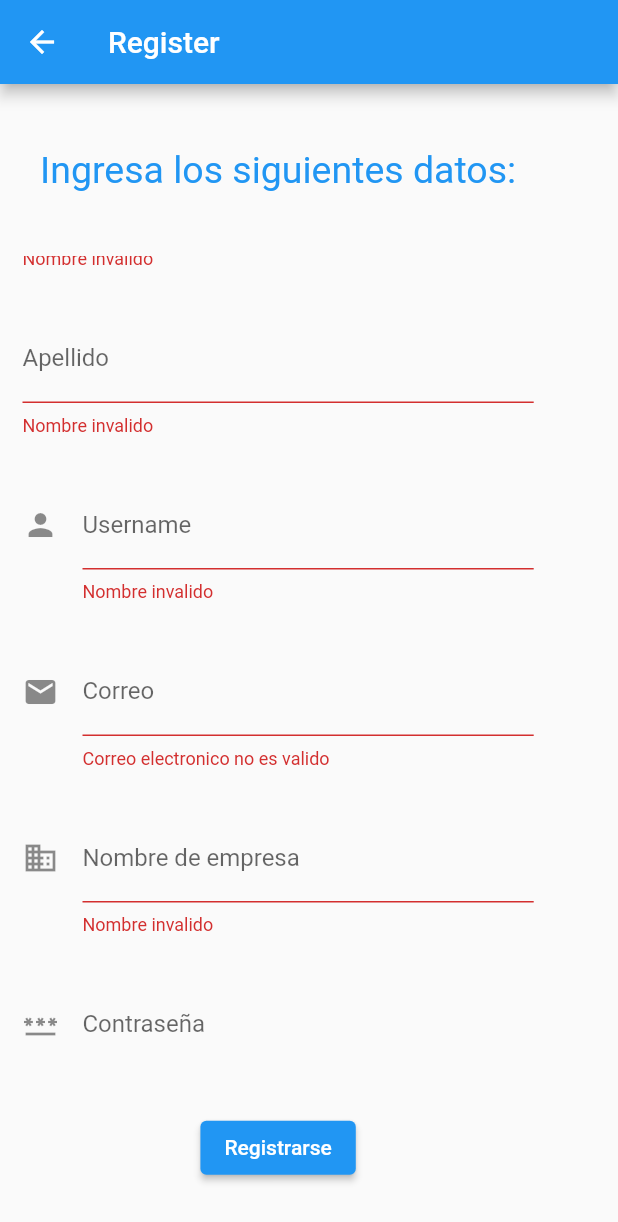
After one commit to luis11181/InventoryAppFlutter, a Flutter app: the RegisterPageView screen opened directly, scrolled down 87 dp, after a tap on "Registrarse", on a phone screen of 412 x 824 dp. The commit adds this screen. Shown: the top 1222 px of the screen. Run offline on Flutter 3.47's test engine with Material 2 defaults, Android fonts, the phone set to English and light mode, and no system bars; our stand-ins replace equatable, flutter_bloc, get_it; missing offline and left inert: dart:ffi.

Commit message:
Se agrega pagina de registro

```diff
--- a/tuempresa_ma/lib/src/presentation/app.dart
+++ b/tuempresa_ma/lib/src/presentation/app.dart
@@ -1,6 +1,8 @@
 import 'package:flutter/material.dart';
 import 'package:flutter_bloc/flutter_bloc.dart';
-import 'package:tuempresa_ma/src/presentation/bloc/homeplage_bloc/login_page.dart';
+import 'package:tuempresa_ma/src/presentation/bloc/login_page_bloc/login_page.dart';
+import 'package:tuempresa_ma/src/presentation/bloc/register_page_bloc/register_page.dart';
+
 import 'package:tuempresa_ma/src/presentation/bloc/testpage.dart';
 
 import 'theme_cubit.dart';
@@ -31,6 +33,7 @@ class AppView extends StatelessWidget {
           initialRoute: '/',
           routes: {
             '/': (context) => const LoginPage(),
+            'register': (context) => const RegisterPage(),
             'testpage': (context) => TestPage(),
           },
         );
--- a/tuempresa_ma/lib/src/presentation/bloc/homeplage_bloc/login_page.dart
+++ b/tuempresa_ma/lib/src/presentation/bloc/login_page_bloc/login_page.dart
@@ -1,8 +1,7 @@
 import 'package:flutter/material.dart';
 import 'package:flutter_bloc/flutter_bloc.dart';
-
-import 'package:tuempresa_ma/src/presentation/bloc/homeplage_bloc/login_page_cubit.dart';
-import 'package:tuempresa_ma/src/presentation/bloc/homeplage_bloc/login_page_view.dart';
+import 'package:tuempresa_ma/src/presentation/bloc/login_page_bloc/login_page_cubit.dart';
+import 'package:tuempresa_ma/src/presentation/bloc/login_page_bloc/login_page_view.dart';
 
 class LoginPage extends StatelessWidget {
   const LoginPage({Key? key}) : super(key: key);
--- a/tuempresa_ma/lib/src/presentation/bloc/homeplage_bloc/login_page_cubit.dart
+++ b/tuempresa_ma/lib/src/presentation/bloc/login_page_bloc/login_page_cubit.dart
@@ -1,12 +1,12 @@
 import 'package:flutter/cupertino.dart';
 import 'package:flutter_bloc/flutter_bloc.dart';
-import 'package:tuempresa_ma/src/presentation/bloc/homeplage_bloc/login_page_state.dart';
+import 'package:tuempresa_ma/src/presentation/bloc/login_page_bloc/login_page_state.dart';
 
 class LoginPageCubit extends Cubit<LoginPageState> {
   LoginPageCubit() : super(LoginPageState());
 
-  void inputName(String newName) {
-    state.username = newName;
+  void inputUsername(String newUsername) {
+    state.username = newUsername;
     emit(state);
   }
 
@@ -19,4 +19,8 @@ class LoginPageCubit extends Cubit<LoginPageState> {
     Navigator.pushNamed(context, 'testpage',
         arguments: state.username + ' ' + state.password);
   }
+
+  void goRegister(BuildContext context) {
+    Navigator.pushNamed(context, 'register');
+  }
 }
--- a/tuempresa_ma/lib/src/presentation/bloc/homeplage_bloc/login_page_view.dart
+++ b/tuempresa_ma/lib/src/presentation/bloc/login_page_bloc/login_page_view.dart
@@ -1,9 +1,9 @@
 import 'package:flutter/material.dart';
 import 'package:flutter/services.dart';
 import 'package:flutter_bloc/flutter_bloc.dart';
+import 'package:tuempresa_ma/src/presentation/bloc/login_page_bloc/login_page_cubit.dart';
+import 'package:tuempresa_ma/src/presentation/bloc/login_page_bloc/login_page_state.dart';
 
-import 'package:tuempresa_ma/src/presentation/bloc/homeplage_bloc/login_page_cubit.dart';
-import 'package:tuempresa_ma/src/presentation/bloc/homeplage_bloc/login_page_state.dart';
 import 'package:tuempresa_ma/src/presentation/theme_cubit.dart';
 
 class LoginPageView extends StatelessWidget {
@@ -55,7 +55,7 @@ class LoginPageView extends StatelessWidget {
                   ),
                   initialValue: state.username,
                   onChanged: (text) =>
-                      context.read<LoginPageCubit>().inputName(text),
+                      context.read<LoginPageCubit>().inputUsername(text),
                 ),
               ),
               Padding(
@@ -92,8 +92,9 @@ class LoginPageView extends StatelessWidget {
               ),
               Divider(),
               ElevatedButton(
-                onPressed: () {},
-                child: const Text('Crear nueva cuenta'),
+                onPressed: () =>
+                    context.read<LoginPageCubit>().goRegister(context),
+                child: const Text('Registrate'),
               ),
             ],
           );
@@ -101,6 +102,7 @@ class LoginPageView extends StatelessWidget {
       ),
       floatingActionButton: FloatingActionButton(
         child: const Icon(Icons.brightness_6),
+        mini: true,
         onPressed: () => context.read<ThemeCubit>().toggleTheme(),
       ),
     );
--- /dev/null
+++ b/tuempresa_ma/lib/src/presentation/bloc/register_page_bloc/register_page.dart
@@ -0,0 +1,17 @@
+import 'package:flutter/material.dart';
+import 'package:flutter_bloc/flutter_bloc.dart';
+
+import 'package:tuempresa_ma/src/presentation/bloc/register_page_bloc/register_page_cubit.dart';
+import 'package:tuempresa_ma/src/presentation/bloc/register_page_bloc/register_page_view.dart';
+
+class RegisterPage extends StatelessWidget {
+  const RegisterPage({Key? key}) : super(key: key);
+
+  @override
+  Widget build(BuildContext context) {
+    return BlocProvider(
+      create: (_) => RegisterPageCubit(),
+      child: RegisterPageView(),
+    );
+  }
+}
--- /dev/null
+++ b/tuempresa_ma/lib/src/presentation/bloc/register_page_bloc/register_page_cubit.dart
@@ -0,0 +1,63 @@
+import 'package:flutter/cupertino.dart';
+import 'package:flutter_bloc/flutter_bloc.dart';
+
+import 'package:tuempresa_ma/src/presentation/bloc/register_page_bloc/register_page_state.dart';
+
+class RegisterPageCubit extends Cubit<RegisterPageState> {
+  RegisterPageCubit() : super(RegisterPageState());
+
+  void inputName(String newName) {
+    state.name = newName;
+    emit(state);
+  }
+
+  void inputLastName(String newLastName) {
+    state.lastName = newLastName;
+    emit(state);
+  }
+
+  void inputUsername(String newUsername) {
+    state.username = newUsername;
+    emit(state);
+  }
+
+  void inputEmail(String newEmail) {
+    state.email = newEmail;
+    emit(state);
+  }
+
+  void inputEnterpriseName(String newEnterpriseName) {
+    state.enterpriseName = newEnterpriseName;
+    emit(state);
+  }
+
+  void inputPassword(String newPassword) {
+    state.password = newPassword;
+    emit(state);
+  }
+
+  void inputConfirmPassword(String newPassword) {
+    state.confirmPassword = newPassword;
+    emit(state);
+  }
+
+  void register(BuildContext context, GlobalKey<FormState> key) {
+    final isReady = key.currentState!.validate();
+    state.readyToSubmit = isReady;
+    if (isReady) {
+      Navigator.pushNamed(context, 'testpage',
+          arguments: state.name +
+              '\n' +
+              state.lastName +
+              '\n' +
+              state.username +
+              '\n' +
+              state.email +
+              '\n' +
+              state.enterpriseName +
+              '\n' +
+              state.password);
+    }
+    emit(state);
+  }
+}
--- /dev/null
+++ b/tuempresa_ma/lib/src/presentation/bloc/register_page_bloc/register_page_state.dart
@@ -0,0 +1,28 @@
+import 'dart:ffi';
+
+import 'package:equatable/equatable.dart';
+
+// ignore: must_be_immutable
+class RegisterPageState extends Equatable {
+  RegisterPageState({
+    this.name = '',
+    this.lastName = '',
+    this.username = '',
+    this.password = '',
+    this.email = '',
+    this.enterpriseName = '',
+    this.confirmPassword = '',
+  }) : readyToSubmit = false;
+
+  String name;
+  String lastName;
+  String username;
+  String email;
+  String enterpriseName;
+  String password;
+  String confirmPassword;
+  bool readyToSubmit;
+
+  @override
+  List<Object?> get props => [username, password];
+}
--- /dev/null
+++ b/tuempresa_ma/lib/src/presentation/bloc/register_page_bloc/register_page_view.dart
@@ -0,0 +1,309 @@
+import 'package:flutter/material.dart';
+import 'package:flutter/services.dart';
+import 'package:flutter_bloc/flutter_bloc.dart';
+import 'package:tuempresa_ma/src/presentation/bloc/register_page_bloc/register_page_cubit.dart';
+import 'package:tuempresa_ma/src/presentation/bloc/register_page_bloc/register_page_state.dart';
+
+class RegisterPageView extends StatelessWidget {
+  RegisterPageView({Key? key}) : super(key: key);
+
+  final GlobalKey<FormState> _formKey = GlobalKey();
+
+  String? validateEmail(String? value) {
+    String pattern =
+        r"^[a-zA-Z0-9.!#$%&'*+/=?^_`{|}~-]+@[a-zA-Z0-9](?:[a-zA-Z0-9-]"
+        r"{0,253}[a-zA-Z0-9])?(?:\.[a-zA-Z0-9](?:[a-zA-Z0-9-]"
+        r"{0,253}[a-zA-Z0-9])?)*$";
+    RegExp regex = RegExp(pattern);
+    if (value == null || value.isEmpty || !regex.hasMatch(value)) {
+      return 'Correo electronico no es valido';
+    } else {
+      return null;
+    }
+  }
+
+  String? validateName(String? value) {
+    String pattern = r'^[a-zA-Z0-9]+$';
+    RegExp regex = RegExp(pattern);
+    if (value == null || value.isEmpty || !regex.hasMatch(value)) {
+      return 'Nombre invalido';
+    } else {
+      return null;
+    }
+  }
+
+  @override
+  Widget build(BuildContext context) {
+    SystemChrome.setPreferredOrientations([
+      DeviceOrientation.portraitUp,
+      DeviceOrientation.portraitDown,
+    ]);
+    return Scaffold(
+      resizeToAvoidBottomInset: false,
+      appBar: AppBar(title: const Text('Register')),
+      body: BlocBuilder<RegisterPageCubit, RegisterPageState>(
+        builder: (context, state) {
+          return Column(
+            mainAxisAlignment: MainAxisAlignment.spaceEvenly,
+            children: [
+              Padding(
+                padding: const EdgeInsets.all(8.0),
+                child: Text(
+                  'Ingresa los siguientes datos:',
+                  style: TextStyle(
+                      fontSize: 25.0,
+                      color: Theme.of(context).colorScheme.primary),
+                ),
+              ),
+              SizedBox(
+                height: MediaQuery.of(context).size.height * 0.65,
+                width: MediaQuery.of(context).size.width * 0.9,
+                child: SingleChildScrollView(
+                  child: Form(
+                    key: _formKey,
+                    child: Column(
+                      children: [
+                        Padding(
+                          padding: const EdgeInsets.all(15.0),
+                          child: TextFormField(
+                            keyboardType: TextInputType.name,
+                            validator: validateName,
+                            decoration: InputDecoration(
+                              labelText: 'Nombre',
+                              enabledBorder: OutlineInputBorder(
+                                borderSide: BorderSide(
+                                    width: 3,
+                                    color:
+                                        Theme.of(context).colorScheme.primary),
+                                borderRadius: BorderRadius.circular(15),
+                              ),
+                              focusedBorder: OutlineInputBorder(
+                                borderSide: BorderSide(
+                                    width: 3,
+                                    color: Theme.of(context)
+                                        .colorScheme
+                                        .secondary),
+                                borderRadius: BorderRadius.circular(15),
+                              ),
+                            ),
+                            initialValue: state.name,
+                            onChanged: (text) => context
+                                .read<RegisterPageCubit>()
+                                .inputName(text),
+                          ),
+                        ),
+                        Padding(
+                          padding: const EdgeInsets.all(15.0),
+                          child: TextFormField(
+                            keyboardType: TextInputType.name,
+                            validator: validateName,
+                            decoration: InputDecoration(
+                              labelText: 'Apellido',
+                              enabledBorder: OutlineInputBorder(
+                                borderSide: BorderSide(
+                                    width: 3,
+                                    color:
+                                        Theme.of(context).colorScheme.primary),
+                                borderRadius: BorderRadius.circular(15),
+                              ),
+                              focusedBorder: OutlineInputBorder(
+                                borderSide: BorderSide(
+                                    width: 3,
+                                    color: Theme.of(context)
+                                        .colorScheme
+                                        .secondary),
+                                borderRadius: BorderRadius.circular(15),
+                              ),
+                            ),
+                            initialValue: state.lastName,
+                            onChanged: (text) => context
+                                .read<RegisterPageCubit>()
+                                .inputLastName(text),
+                          ),
+                        ),
+                        Padding(
+                          padding: const EdgeInsets.all(15.0),
+                          child: TextFormField(
+                            keyboardType: TextInputType.name,
+                            validator: validateName,
+                            decoration: InputDecoration(
+                              icon: const Icon(Icons.person),
+                              labelText: 'Username',
+                              enabledBorder: OutlineInputBorder(
+                                borderSide: BorderSide(
+                                    width: 3,
+                                    color:
+                                        Theme.of(context).colorScheme.primary),
+                                borderRadius: BorderRadius.circular(15),
+                              ),
+                              focusedBorder: OutlineInputBorder(
+                                borderSide: BorderSide(
+                                    width: 3,
+                                    color: Theme.of(context)
+                                        .colorScheme
+                                        .secondary),
+                                borderRadius: BorderRadius.circular(15),
+                              ),
+                            ),
+                            initialValue: state.username,
+                            onChanged: (text) => context
+                                .read<RegisterPageCubit>()
+                                .inputUsername(text),
+                          ),
+                        ),
+                        Padding(
+                          padding: const EdgeInsets.all(15.0),
+                          child: TextFormField(
+                            validator: validateEmail,
+                            keyboardType: TextInputType.emailAddress,
+                            decoration: InputDecoration(
+                              icon: const Icon(Icons.email),
+                              labelText: 'Correo',
+                              enabledBorder: OutlineInputBorder(
+                                borderSide: BorderSide(
+                                    width: 3,
+                                    color:
+                                        Theme.of(context).colorScheme.primary),
+                                borderRadius: BorderRadius.circular(15),
+                              ),
+                              focusedBorder: OutlineInputBorder(
+                                borderSide: BorderSide(
+                                    width: 3,
+                                    color: Theme.of(context)
+                                        .colorScheme
+                                        .secondary),
+                                borderRadius: BorderRadius.circular(15),
+                              ),
+                            ),
+                            initialValue: state.email,
+                            onChanged: (text) => context
+                                .read<RegisterPageCubit>()
+                                .inputEmail(text),
+                          ),
+                        ),
+                        Padding(
+                          padding: const EdgeInsets.all(15.0),
+                          child: TextFormField(
+                            keyboardType: TextInputType.name,
+                            validator: validateName,
+                            decoration: InputDecoration(
+                              icon: const Icon(Icons.business),
+                              labelText: 'Nombre de empresa',
+                              enabledBorder: OutlineInputBorder(
+                                borderSide: BorderSide(
+                                    width: 3,
+                                    color:
+                                        Theme.of(context).colorScheme.primary),
+                                borderRadius: BorderRadius.circular(15),
+                              ),
+                              focusedBorder: OutlineInputBorder(
+                                borderSide: BorderSide(
+                                    width: 3,
+                                    color: Theme.of(context)
+                                        .colorScheme
+                                        .secondary),
+                                borderRadius: BorderRadius.circular(15),
+                              ),
+                            ),
+                            initialValue: state.enterpriseName,
+                            onChanged: (text) => context
+                                .read<RegisterPageCubit>()
+                                .inputEnterpriseName(text),
+                          ),
+                        ),
+                        Padding(
+                          padding: const EdgeInsets.all(15.0),
+                          child: TextFormField(
+                            obscureText: true,
+                            keyboardType: TextInputType.visiblePassword,
+                            validator: (value) {
+                              if (value != null) {
+                                if (value.trim().length < 6) {
+                                  return 'La contraseña debe ser minimo de 6 caracteres';
+                                }
+                              }
+                              return null;
+                            },
+                            decoration: InputDecoration(
+                              icon: const Icon(Icons.password),
+                              labelText: 'Contraseña',
+                              enabledBorder: OutlineInputBorder(
+                                borderSide: BorderSide(
+                                    width: 3,
+                                    color:
+                                        Theme.of(context).colorScheme.primary),
+                                borderRadius: BorderRadius.circular(15),
+                              ),
+                              focusedBorder: OutlineInputBorder(
+                                borderSide: BorderSide(
+                                    width: 3,
+                                    color: Theme.of(context)
+                                        .colorScheme
+                                        .secondary),
+                                borderRadius: BorderRadius.circular(15),
+                              ),
+                            ),
+                            initialValue: state.password,
+                            onChanged: (text) => context
+                                .read<RegisterPageCubit>()
+                                .inputPassword(text),
+                          ),
+                        ),
+                        Padding(
+                          padding: const EdgeInsets.all(15.0),
+                          child: TextFormField(
+                            obscureText: true,
+                            validator: (value) {
+                              if (value != null) {
+                                if (value != state.password) {
+                                  return 'La contraseña es diferente';
+                                }
+                                if (value.trim().length < 6) {
+                                  return 'La contraseña debe ser minimo de 6 caracteres';
+                                }
+                              }
+                              return null;
+                            },
+                            decoration: InputDecoration(
+                              icon: const Icon(Icons.password),
+                              labelText: 'Confirmar Contraseña',
+                              enabledBorder: OutlineInputBorder(
+                                borderSide: BorderSide(
+                                    width: 3,
+                                    color:
+                                        Theme.of(context).colorScheme.primary),
+                                borderRadius: BorderRadius.circular(15),
+                              ),
+                              focusedBorder: OutlineInputBorder(
+                                borderSide: BorderSide(
+                                    width: 3,
+                                    color: Theme.of(context)
+                                        .colorScheme
+                                        .secondary),
+                                borderRadius: BorderRadius.circular(15),
+                              ),
+                            ),
+                            initialValue: state.confirmPassword,
+                            onChanged: (text) => context
+                                .read<RegisterPageCubit>()
+                                .inputConfirmPassword(text),
+                          ),
+                        ),
+                      ],
+                    ),
+                  ),
+                ),
+              ),
+              ElevatedButton(
+                onPressed: () => context
+                    .read<RegisterPageCubit>()
+                    .register(context, _formKey),
+                child: const Text('Registrarse'),
+              ),
+            ],
+          );
+        },
+      ),
+    );
+  }
+}
--- a/tuempresa_ma/lib/src/presentation/bloc/testpage.dart
+++ b/tuempresa_ma/lib/src/presentation/bloc/testpage.dart
@@ -5,6 +5,7 @@ class TestPage extends StatelessWidget {
   Widget build(BuildContext context) {
     final args = ModalRoute.of(context)!.settings.arguments as String;
     return Scaffold(
+      appBar: AppBar(title: const Text('Test Page')),
       body: Center(
         child: Text(args),
       ),
```
Also changed, not shown: tuempresa_ma/lib/src/presentation/bloc/login_page_bloc/login_page_state.dart (renamed from tuempresa_ma/lib/src/presentation/bloc/homeplage_bloc/login_page_state.dart).
